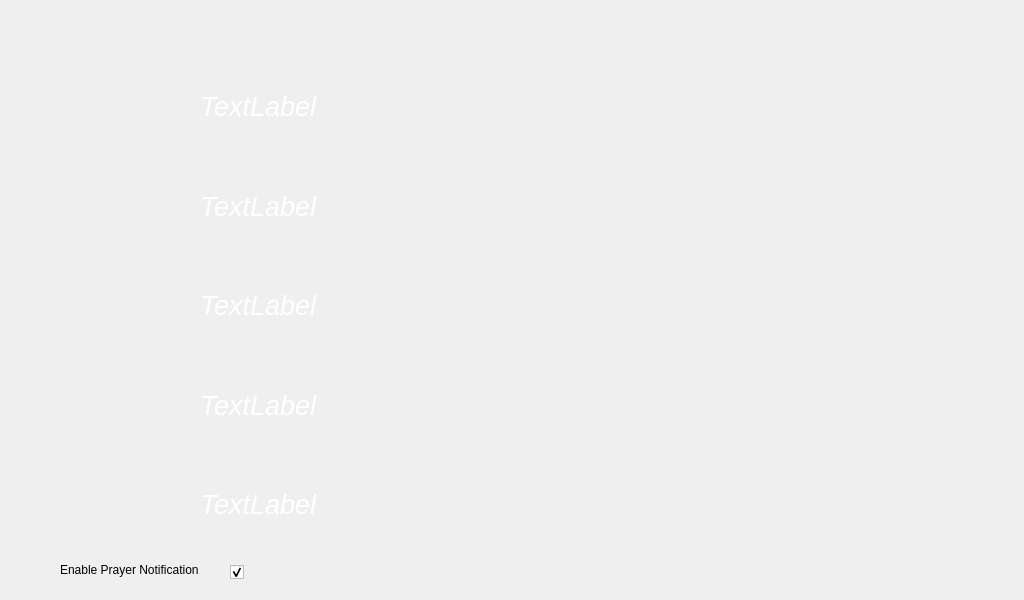
This is Forms/Prayer.ui in HaiidyHossam/QT-Platoon-Infotainment- as Qt 5 draws it before an edit. The edited form follows.
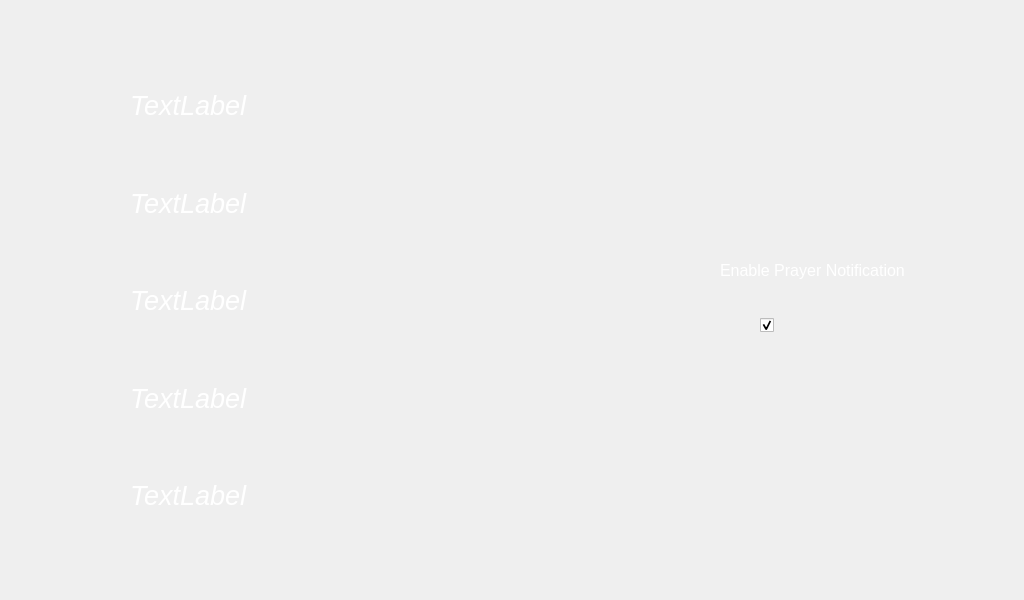
This is the edited form. Icons and pictures are not drawn.

```diff
--- a/Forms/Prayer.ui
+++ b/Forms/Prayer.ui
@@ -49,10 +49,10 @@
   <widget class="QWidget" name="layoutWidget">
    <property name="geometry">
     <rect>
-     <x>200</x>
+     <x>130</x>
      <y>60</y>
-     <width>681</width>
-     <height>491</height>
+     <width>561</width>
+     <height>481</height>
     </rect>
    </property>
    <layout class="QVBoxLayout" name="verticalLayout">
@@ -146,12 +146,22 @@
   <widget class="QLabel" name="label_6">
    <property name="geometry">
     <rect>
-     <x>60</x>
-     <y>560</y>
-     <width>181</width>
-     <height>20</height>
+     <x>720</x>
+     <y>250</y>
+     <width>341</width>
+     <height>41</height>
     </rect>
    </property>
+   <property name="font">
+    <font>
+     <family>Ubuntu</family>
+     <pointsize>12</pointsize>
+     <italic>false</italic>
+    </font>
+   </property>
+   <property name="styleSheet">
+    <string notr="true">color: rgb(255, 255, 255);</string>
+   </property>
    <property name="text">
     <string>Enable Prayer Notification</string>
    </property>
@@ -159,12 +169,22 @@
   <widget class="QCheckBox" name="checkBox_Notify">
    <property name="geometry">
     <rect>
-     <x>230</x>
-     <y>560</y>
-     <width>221</width>
-     <height>24</height>
+     <x>760</x>
+     <y>280</y>
+     <width>131</width>
+     <height>91</height>
     </rect>
    </property>
+   <property name="styleSheet">
+    <string notr="true">
+QCheckBox::indicator:unchecked {
+    image: url(:/icons/icons/turned_off.png);
+}
+
+QCheckBox::indicator:checked {
+    image: url(:/icons/icons/turned_on.png);
+}</string>
+   </property>
    <property name="text">
     <string/>
    </property>
```
